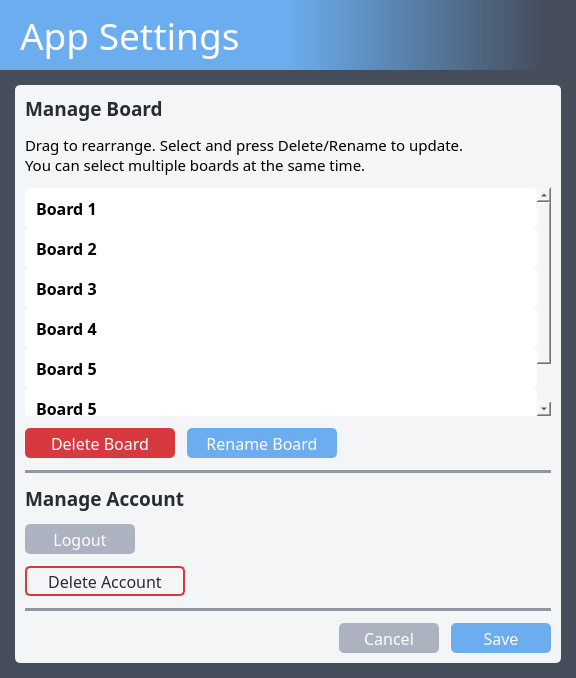
Above: src/ui/app_settings.ui from dulapahv/Kanbaru before the change. Below: the same form after it.
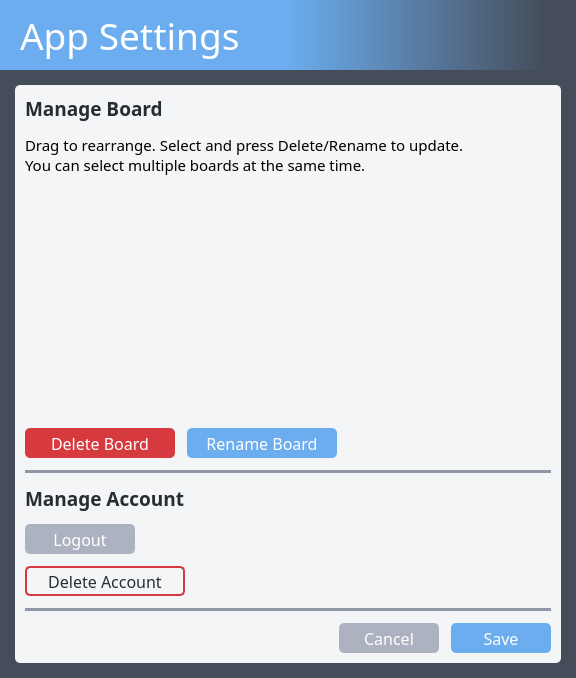
That is the form after the change. Icons and pictures are not drawn.

Commit message: Implement deleting board, refactor code, add loggings, fix missing font from button

What changed in the file:
```diff
--- a/src/ui/app_settings.ui
+++ b/src/ui/app_settings.ui
@@ -213,62 +213,6 @@
                 <property name="selectionRectVisible">
                  <bool>true</bool>
                 </property>
-                <item>
-                 <property name="text">
-                  <string>Board 1</string>
-                 </property>
-                 <property name="flags">
-                  <set>ItemIsSelectable|ItemIsEditable|ItemIsDragEnabled|ItemIsUserCheckable|ItemIsEnabled</set>
-                 </property>
-                </item>
-                <item>
-                 <property name="text">
-                  <string>Board 2</string>
-                 </property>
-                 <property name="flags">
-                  <set>ItemIsSelectable|ItemIsEditable|ItemIsDragEnabled|ItemIsUserCheckable|ItemIsEnabled</set>
-                 </property>
-                </item>
-                <item>
-                 <property name="text">
-                  <string>Board 3</string>
-                 </property>
-                 <property name="flags">
-                  <set>ItemIsSelectable|ItemIsEditable|ItemIsDragEnabled|ItemIsUserCheckable|ItemIsEnabled</set>
-                 </property>
-                </item>
-                <item>
-                 <property name="text">
-                  <string>Board 4</string>
-                 </property>
-                 <property name="flags">
-                  <set>ItemIsSelectable|ItemIsEditable|ItemIsDragEnabled|ItemIsUserCheckable|ItemIsEnabled</set>
-                 </property>
-                </item>
-                <item>
-                 <property name="text">
-                  <string>Board 5</string>
-                 </property>
-                 <property name="flags">
-                  <set>ItemIsSelectable|ItemIsEditable|ItemIsDragEnabled|ItemIsUserCheckable|ItemIsEnabled</set>
-                 </property>
-                </item>
-                <item>
-                 <property name="text">
-                  <string>Board 5</string>
-                 </property>
-                 <property name="flags">
-                  <set>ItemIsSelectable|ItemIsEditable|ItemIsDragEnabled|ItemIsUserCheckable|ItemIsEnabled</set>
-                 </property>
-                </item>
-                <item>
-                 <property name="text">
-                  <string>Board 5</string>
-                 </property>
-                 <property name="flags">
-                  <set>ItemIsSelectable|ItemIsEditable|ItemIsDragEnabled|ItemIsUserCheckable|ItemIsEnabled</set>
-                 </property>
-                </item>
                </widget>
               </item>
               <item>
```
The commit also changes 7 other files.
